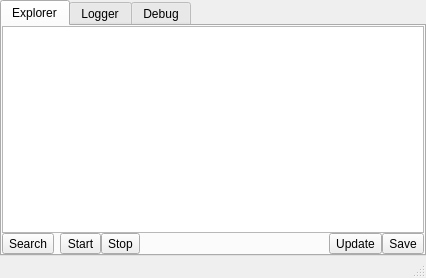
This is gui/qkexplorerwidget.ui in QkThings/qkdaemon_old as Qt 5 draws it before an edit. The edited form follows.
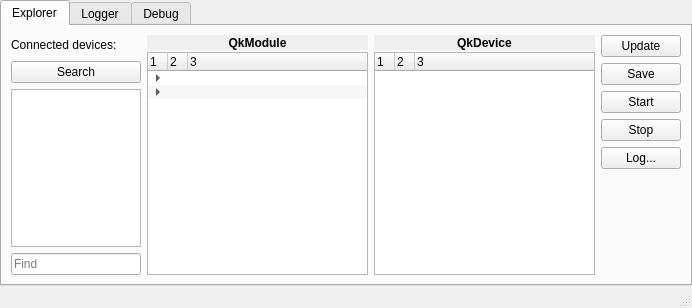
This is the edited form.

```diff
--- a/gui/qkexplorerwidget.ui
+++ b/gui/qkexplorerwidget.ui
@@ -6,28 +6,19 @@
    <rect>
     <x>0</x>
     <y>0</y>
-    <width>426</width>
-    <height>278</height>
+    <width>692</width>
+    <height>308</height>
    </rect>
   </property>
   <property name="windowTitle">
    <string>MainWindow</string>
   </property>
   <widget class="QWidget" name="centralwidget">
-   <layout class="QVBoxLayout" name="verticalLayout_4">
+   <layout class="QHBoxLayout" name="horizontalLayout">
     <property name="spacing">
      <number>0</number>
     </property>
-    <property name="leftMargin">
-     <number>0</number>
-    </property>
-    <property name="topMargin">
-     <number>0</number>
-    </property>
-    <property name="rightMargin">
-     <number>0</number>
-    </property>
-    <property name="bottomMargin">
+    <property name="margin">
      <number>0</number>
     </property>
     <item>
@@ -39,114 +30,305 @@
        <attribute name="title">
         <string>Explorer</string>
        </attribute>
-       <layout class="QVBoxLayout" name="verticalLayout">
-        <property name="spacing">
-         <number>0</number>
-        </property>
-        <property name="leftMargin">
-         <number>0</number>
-        </property>
-        <property name="topMargin">
-         <number>0</number>
-        </property>
-        <property name="rightMargin">
-         <number>0</number>
-        </property>
-        <property name="bottomMargin">
-         <number>0</number>
-        </property>
+       <layout class="QHBoxLayout" name="horizontalLayout_3">
         <item>
-         <widget class="QTreeWidget" name="explorerTree">
-          <property name="columnCount">
-           <number>2</number>
-          </property>
-          <attribute name="headerVisible">
-           <bool>false</bool>
-          </attribute>
-          <attribute name="headerDefaultSectionSize">
-           <number>50</number>
-          </attribute>
-          <attribute name="headerShowSortIndicator" stdset="0">
-           <bool>false</bool>
-          </attribute>
-          <column>
-           <property name="text">
-            <string>Element</string>
-           </property>
-          </column>
-          <column>
-           <property name="text">
-            <string>Value</string>
-           </property>
-          </column>
-         </widget>
+         <layout class="QVBoxLayout" name="verticalLayout_6">
+          <item>
+           <layout class="QHBoxLayout" name="horizontalLayout_2">
+            <item>
+             <widget class="QLabel" name="label">
+              <property name="text">
+               <string>Connected devices:</string>
+              </property>
+             </widget>
+            </item>
+            <item>
+             <spacer name="horizontalSpacer_3">
+              <property name="orientation">
+               <enum>Qt::Horizontal</enum>
+              </property>
+              <property name="sizeType">
+               <enum>QSizePolicy::Preferred</enum>
+              </property>
+              <property name="sizeHint" stdset="0">
+               <size>
+                <width>10</width>
+                <height>20</height>
+               </size>
+              </property>
+             </spacer>
+            </item>
+           </layout>
+          </item>
+          <item>
+           <layout class="QVBoxLayout" name="verticalLayout_5">
+            <item>
+             <widget class="QPushButton" name="search_button">
+              <property name="text">
+               <string>Search</string>
+              </property>
+             </widget>
+            </item>
+            <item>
+             <widget class="QListWidget" name="explorerList">
+              <property name="minimumSize">
+               <size>
+                <width>130</width>
+                <height>0</height>
+               </size>
+              </property>
+              <property name="maximumSize">
+               <size>
+                <width>130</width>
+                <height>16777215</height>
+               </size>
+              </property>
+             </widget>
+            </item>
+            <item>
+             <widget class="QLineEdit" name="lineEdit">
+              <property name="minimumSize">
+               <size>
+                <width>130</width>
+                <height>0</height>
+               </size>
+              </property>
+              <property name="maximumSize">
+               <size>
+                <width>130</width>
+                <height>16777215</height>
+               </size>
+              </property>
+              <property name="inputMask">
+               <string/>
+              </property>
+              <property name="placeholderText">
+               <string>Find</string>
+              </property>
+             </widget>
+            </item>
+           </layout>
+          </item>
+         </layout>
         </item>
         <item>
-         <layout class="QHBoxLayout" name="horizontalLayout">
+         <layout class="QVBoxLayout" name="verticalLayout_4">
+          <property name="spacing">
+           <number>2</number>
+          </property>
           <item>
-           <widget class="QToolButton" name="search_button">
+           <widget class="QLabel" name="label_2">
+            <property name="minimumSize">
+             <size>
+              <width>0</width>
+              <height>15</height>
+             </size>
+            </property>
+            <property name="font">
+             <font>
+              <weight>75</weight>
+              <bold>true</bold>
+             </font>
+            </property>
+            <property name="autoFillBackground">
+             <bool>true</bool>
+            </property>
             <property name="text">
-             <string>Search</string>
+             <string>QkModule</string>
             </property>
+            <property name="alignment">
+             <set>Qt::AlignCenter</set>
+            </property>
            </widget>
           </item>
           <item>
-           <spacer name="horizontalSpacer_2">
-            <property name="orientation">
-             <enum>Qt::Horizontal</enum>
+           <widget class="QTreeWidget" name="explorerTreeLeft">
+            <property name="alternatingRowColors">
+             <bool>true</bool>
             </property>
-            <property name="sizeType">
-             <enum>QSizePolicy::Fixed</enum>
+            <property name="headerHidden">
+             <bool>false</bool>
             </property>
-            <property name="sizeHint" stdset="0">
-             <size>
-              <width>6</width>
-              <height>20</height>
-             </size>
+            <property name="columnCount">
+             <number>3</number>
             </property>
-           </spacer>
-          </item>
-          <item>
-           <widget class="QToolButton" name="start_button">
-            <property name="text">
-             <string>Start</string>
-            </property>
+            <attribute name="headerCascadingSectionResizes">
+             <bool>false</bool>
+            </attribute>
+            <attribute name="headerDefaultSectionSize">
+             <number>20</number>
+            </attribute>
+            <column>
+             <property name="text">
+              <string notr="true">1</string>
+             </property>
+            </column>
+            <column>
+             <property name="text">
+              <string>2</string>
+             </property>
+            </column>
+            <column>
+             <property name="text">
+              <string>3</string>
+             </property>
+            </column>
+            <item>
+             <property name="text">
+              <string>Qk</string>
+             </property>
+             <item>
+              <property name="text">
+               <string>Version</string>
+              </property>
+              <property name="text">
+               <string>0.0.1</string>
+              </property>
+             </item>
+             <item>
+              <property name="text">
+               <string>Baud rate</string>
+              </property>
+              <property name="text">
+               <string>38400</string>
+              </property>
+             </item>
+            </item>
+            <item>
+             <property name="text">
+              <string>Board</string>
+             </property>
+             <item>
+              <property name="text">
+               <string>Name</string>
+              </property>
+              <property name="text">
+               <string>QkMotion</string>
+              </property>
+             </item>
+             <item>
+              <property name="text">
+               <string>Firmware</string>
+              </property>
+              <property name="text">
+               <string>0AF2</string>
+              </property>
+             </item>
+            </item>
            </widget>
           </item>
+         </layout>
+        </item>
+        <item>
+         <layout class="QVBoxLayout" name="verticalLayout_7">
+          <property name="spacing">
+           <number>2</number>
+          </property>
           <item>
-           <widget class="QToolButton" name="stop_button">
+           <widget class="QLabel" name="label_3">
+            <property name="minimumSize">
+             <size>
+              <width>0</width>
+              <height>15</height>
+             </size>
+            </property>
+            <property name="font">
+             <font>
+              <weight>75</weight>
+              <bold>true</bold>
+             </font>
+            </property>
+            <property name="autoFillBackground">
+             <bool>true</bool>
+            </property>
             <property name="text">
-             <string>Stop</string>
+             <string>QkDevice</string>
             </property>
+            <property name="alignment">
+             <set>Qt::AlignCenter</set>
+            </property>
            </widget>
           </item>
           <item>
-           <spacer name="horizontalSpacer">
-            <property name="orientation">
-             <enum>Qt::Horizontal</enum>
+           <widget class="QTreeWidget" name="explorerTreeRight">
+            <property name="alternatingRowColors">
+             <bool>true</bool>
             </property>
-            <property name="sizeHint" stdset="0">
-             <size>
-              <width>40</width>
-              <height>20</height>
-             </size>
+            <property name="columnCount">
+             <number>3</number>
             </property>
-           </spacer>
+            <attribute name="headerDefaultSectionSize">
+             <number>20</number>
+            </attribute>
+            <column>
+             <property name="text">
+              <string notr="true">1</string>
+             </property>
+            </column>
+            <column>
+             <property name="text">
+              <string notr="true">2</string>
+             </property>
+            </column>
+            <column>
+             <property name="text">
+              <string notr="true">3</string>
+             </property>
+            </column>
+           </widget>
           </item>
+         </layout>
+        </item>
+        <item>
+         <layout class="QVBoxLayout" name="verticalLayout">
           <item>
-           <widget class="QToolButton" name="update_button">
+           <widget class="QPushButton" name="update_button">
             <property name="text">
              <string>Update</string>
             </property>
            </widget>
           </item>
           <item>
-           <widget class="QToolButton" name="save_button">
+           <widget class="QPushButton" name="save_button">
             <property name="text">
              <string>Save</string>
             </property>
            </widget>
           </item>
+          <item>
+           <widget class="QPushButton" name="start_button">
+            <property name="text">
+             <string>Start</string>
+            </property>
+           </widget>
+          </item>
+          <item>
+           <widget class="QPushButton" name="stop_button">
+            <property name="text">
+             <string>Stop</string>
+            </property>
+           </widget>
+          </item>
+          <item>
+           <widget class="QPushButton" name="pushButton">
+            <property name="text">
+             <string>Log...</string>
+            </property>
+           </widget>
+          </item>
+          <item>
+           <spacer name="verticalSpacer">
+            <property name="orientation">
+             <enum>Qt::Vertical</enum>
+            </property>
+            <property name="sizeHint" stdset="0">
+             <size>
+              <width>20</width>
+              <height>40</height>
+             </size>
+            </property>
+           </spacer>
+          </item>
          </layout>
         </item>
        </layout>
```
Left out of the diff: 24 changed lines with no effect on the pictures.
